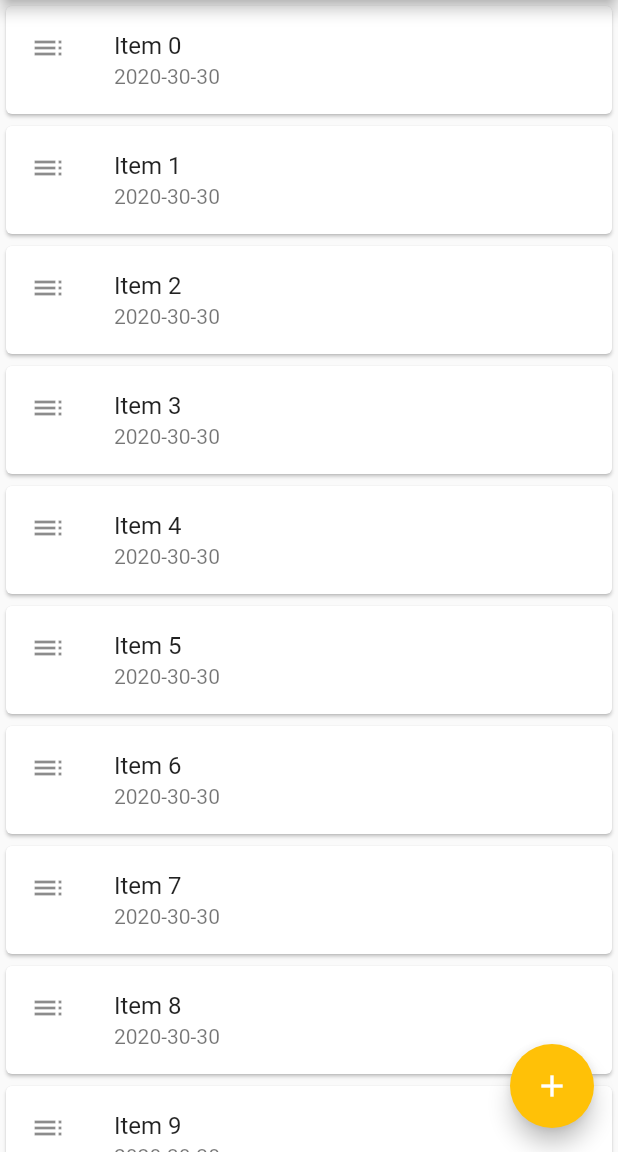
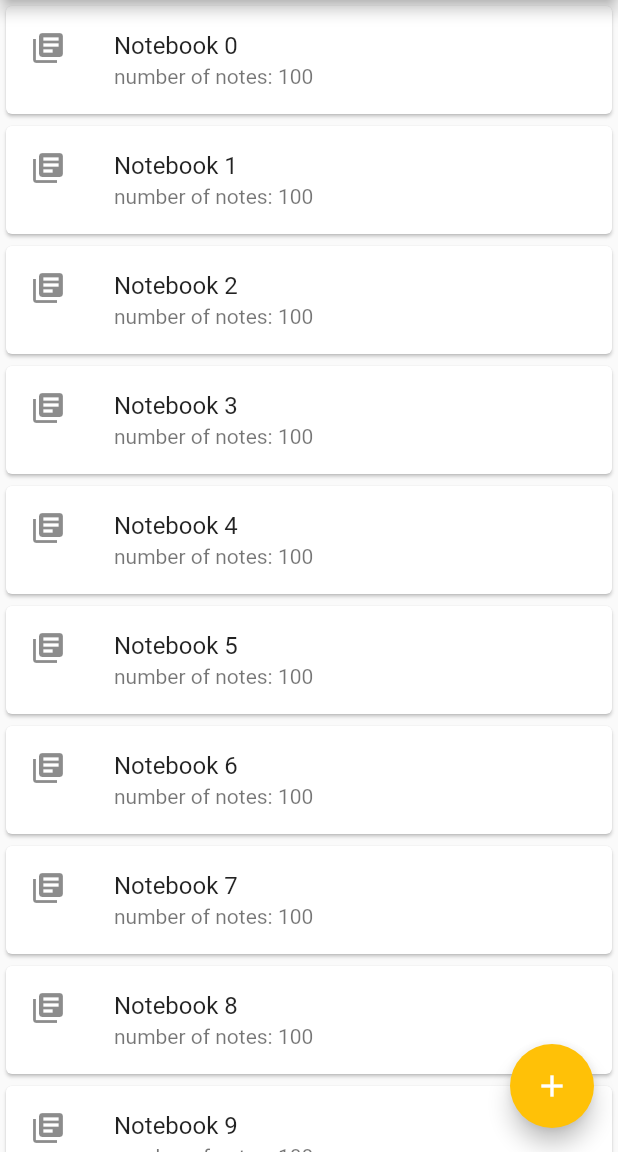
Before and after one commit to hadrign/practica_Flutter, a Flutter app: the screen it shows after launch, on a phone screen of 412 x 824 dp, the part 84-1236 px from its top. Run offline on Flutter 3.47's test engine with Material 2 defaults, Android fonts, the phone set to English and light mode, and no system bars.

Commit message:
added ListView to show the notebooks list

```diff
--- a/lib/main.dart
+++ b/lib/main.dart
@@ -1,10 +1,13 @@
 import 'package:everpobre/domain/note.dart';
 import 'package:everpobre/domain/notebook.dart';
+import 'package:everpobre/domain/notebooks.dart';
 import 'package:everpobre/scenes/notes_scene.dart';
+import 'package:everpobre/scenes/notebooks_scene.dart';
 import 'package:flutter/material.dart';
 import 'package:everpobre/text_resources.dart';
 
 final Notebook model = Notebook.testDataBuilder();
+final Notebooks modelNotebooks = Notebooks.testDataBuilder();
 
 void main() {
   runApp(TreeBuilder());
@@ -24,7 +27,7 @@ class TreeBuilder extends StatelessWidget {
         appBar: AppBar(
           title: Text(TextResources.appName),
         ),
-        body: NotesListView(model),
+        body: NotebooksListView(modelNotebooks), //NotesListView(model)
         floatingActionButton: FloatingActionButton(
           onPressed: () {
             model.add(Note("Una Nueva Nota"));
--- /dev/null
+++ b/lib/scenes/notebooks_scene.dart
@@ -0,0 +1,82 @@
+import 'package:flutter/material.dart';
+import 'package:everpobre/domain/notebooks.dart';
+import 'package:intl/intl.dart';
+
+class NotebooksListView extends StatefulWidget {
+  final Notebooks _model;
+
+  const NotebooksListView(Notebooks model) : _model = model;
+
+  @override
+  _NotebooksListViewState createState() => _NotebooksListViewState();
+}
+
+class _NotebooksListViewState extends State<NotebooksListView> {
+  void modelDidChange() {
+    setState(() {});
+  }
+
+  @override
+  void didChangeDependencies() {
+    widget._model.addListener(modelDidChange);
+    super.didChangeDependencies();
+  }
+
+  @override
+  void dispose() {
+    widget._model.removeListener(modelDidChange);
+    super.dispose();
+  }
+
+  @override
+  Widget build(BuildContext context) {
+    return ListView.builder(
+      itemCount: widget._model.length,
+      itemBuilder: (context, index) {
+        return NotebookSliver(widget._model, index);
+      },
+    );
+  }
+}
+
+class NotebookSliver extends StatefulWidget {
+  final Notebooks notebooks;
+  final int index;
+
+  const NotebookSliver(Notebooks notebooks, int index)
+      : this.notebooks = notebooks,
+        this.index = index;
+
+  @override
+  _NotebookSliverState createState() => _NotebookSliverState();
+}
+
+class _NotebookSliverState extends State<NotebookSliver> {
+  @override
+  Widget build(BuildContext context) {
+    return Dismissible(
+      key: UniqueKey(),
+      onDismissed: (direction) {
+        widget.notebooks.removeAt(widget.index);
+
+        Scaffold.of(context).showSnackBar(
+          const SnackBar(
+            content: Text("Notebook has been deleted!"),
+          ),
+        );
+        setState(() {});
+      },
+      background: Container(
+        color: Colors.red,
+      ),
+      child: Card(
+        child: ListTile(
+          leading: const Icon(Icons.library_books),
+          title: Text("Notebook ${widget.index}"),
+          subtitle:
+              Text("number of notes: ${widget.notebooks[widget.index].length}"),
+        ),
+      ),
+    );
+  }
+}
```
